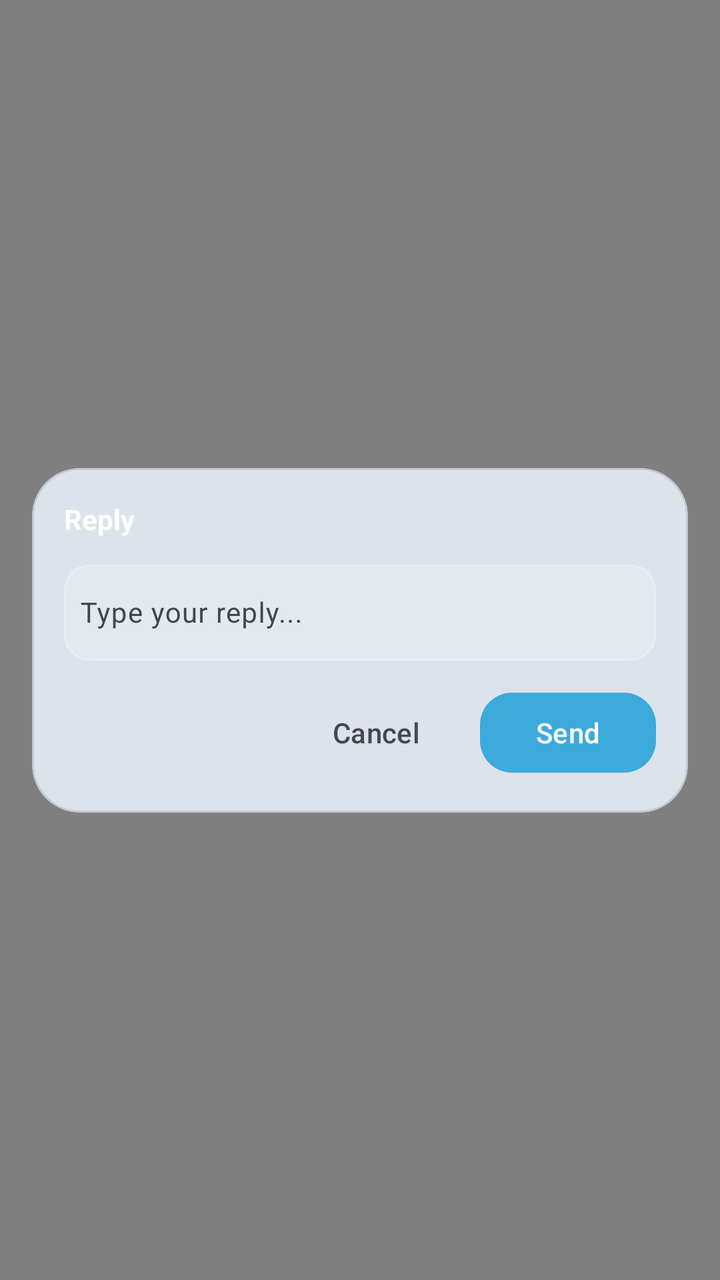
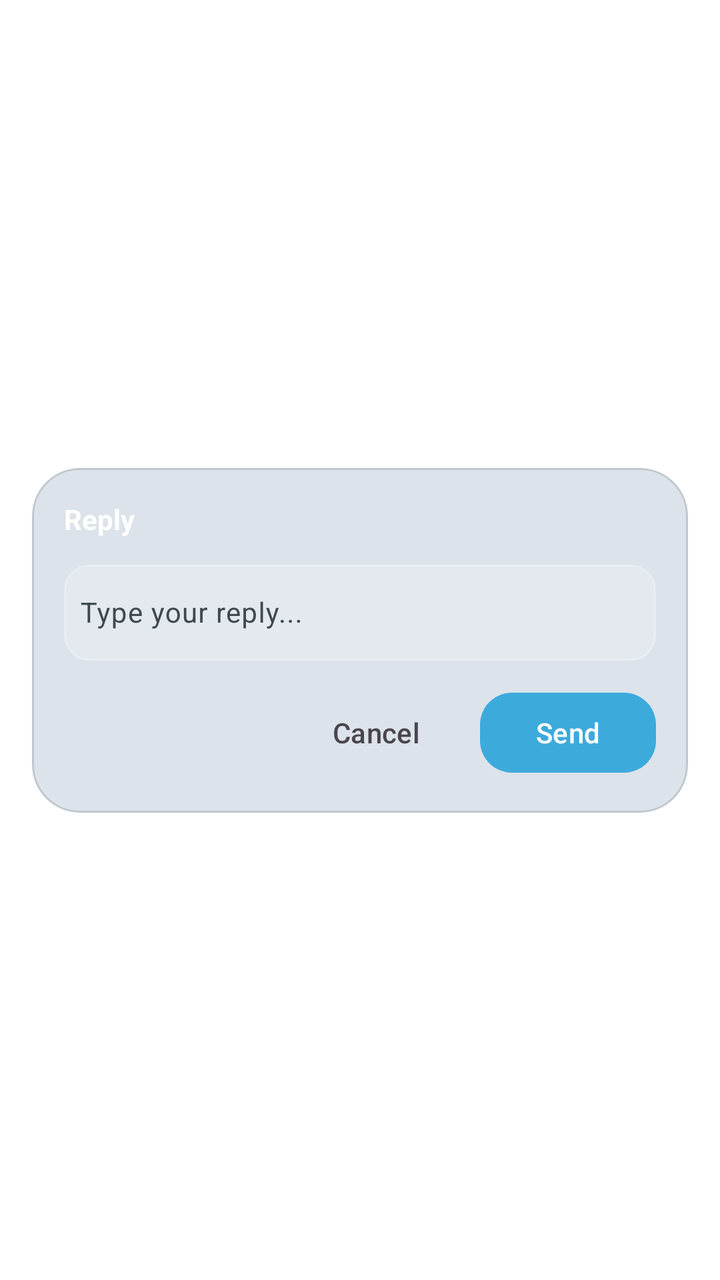

Screens rendered from an Android XML layout before and after an edit, with the pre-edit source and the edit as a unified diff.
<!-- AndroidManifest.xml: activity theme Theme.Smartwatch.Translucent -->
<!-- res/layout/activity_reply_dialog.xml -->
<?xml version="1.0" encoding="utf-8"?>
<androidx.constraintlayout.widget.ConstraintLayout
    xmlns:android="http://schemas.android.com/apk/res/android"
    xmlns:app="http://schemas.android.com/apk/res-auto"
    android:id="@+id/reply_root"
    android:layout_width="match_parent"
    android:layout_height="match_parent"
    android:background="#80000000">

    <com.google.android.material.card.MaterialCardView
        android:id="@+id/cardReply"
        android:layout_width="match_parent"
        android:layout_height="wrap_content"
        android:layout_margin="16dp"
        app:cardCornerRadius="24dp"
        app:cardBackgroundColor="?attr/colorSurfaceContainerHighest"
        app:layout_constraintBottom_toBottomOf="parent"
        app:layout_constraintTop_toTopOf="parent">

        <LinearLayout
            android:layout_width="match_parent"
            android:layout_height="wrap_content"
            android:orientation="vertical"
            android:padding="16dp">

            <TextView
                android:id="@+id/tvReplyTitle"
                android:layout_width="wrap_content"
                android:layout_height="wrap_content"
                android:text="@string/reply_label"
                android:textColor="@color/white"
                android:textSize="14sp"
                android:textStyle="bold"
                android:layout_marginBottom="8dp"/>

            <com.google.android.material.textfield.TextInputLayout
                android:layout_width="match_parent"
                android:layout_height="wrap_content"
                android:hint="@string/di_reply_hint">

                <com.google.android.material.textfield.TextInputEditText
                    android:id="@+id/etReply"
                    android:layout_width="match_parent"
                    android:layout_height="wrap_content"
                    android:minHeight="48dp"
                    android:background="@drawable/bg_reply_input"
                    android:textColor="@color/white"
                    android:textSize="14sp"
                    android:padding="8dp"
                    android:textColorHint="#80FFFFFF"
                    android:inputType="textShortMessage|textAutoCorrect"/>
            </com.google.android.material.textfield.TextInputLayout>

            <LinearLayout
                android:layout_width="match_parent"
                android:layout_height="wrap_content"
                android:orientation="horizontal"
                android:gravity="end"
                android:layout_marginTop="12dp">

                <com.google.android.material.button.MaterialButton
                    android:id="@+id/btnCancel"
                    style="@style/Widget.Material3.Button.TextButton"
                    android:layout_width="wrap_content"
                    android:layout_height="wrap_content"
                    android:text="@string/di_cancel"
                    android:textColor="?android:attr/textColorSecondary"/>

                <com.google.android.material.button.MaterialButton
                    android:id="@+id/btnSend"
                    android:layout_width="wrap_content"
                    android:layout_height="wrap_content"
                    android:text="@string/di_send"
                    android:layout_marginStart="8dp"
                    app:cornerRadius="16dp"/>
            </LinearLayout>
        </LinearLayout>
    </com.google.android.material.card.MaterialCardView>

</androidx.constraintlayout.widget.ConstraintLayout>
<!-- resources referenced by this layout -->
<resources>
  <color name="white">#FFFFFFFF</color>
  <!-- drawable bg_reply_input (drawable) -->
  <?xml version="1.0" encoding="utf-8"?>
  <shape xmlns:android="http://schemas.android.com/apk/res/android">
      <solid android:color="#33FFFFFF"/>
      <corners android:radius="12dp"/>
      <stroke android:width="1dp" android:color="#4DFFFFFF"/>
  </shape>
  <string name="di_cancel">Cancel</string>
  <string name="di_reply_hint">Type your reply...</string>
  <string name="di_send">Send</string>
  <string name="reply_label">Reply</string>
  <style name="Theme.Smartwatch.Translucent" parent="Theme.Smartwatch">
          <item name="android:windowBackground">@android:color/transparent</item>
          <item name="android:windowIsTranslucent">true</item>
          <item name="android:windowContentOverlay">@null</item>
          <item name="android:windowNoTitle">true</item>
          <item name="android:windowIsFloating">false</item>
          <item name="android:backgroundDimEnabled">true</item>
      </style>
  <style name="Theme.Smartwatch" parent="Theme.Material3.DayNight.NoActionBar">
          
          <item name="colorPrimary">#3DAADC</item>
          <item name="colorOnPrimary">#FFFFFF</item>
          <item name="colorPrimaryContainer">#D0EEFA</item>
          <item name="colorOnPrimaryContainer">#003549</item>
  
          
          <item name="colorSecondary">#DC3D3D</item>
          <item name="colorOnSecondary">#FFFFFF</item>
          <item name="colorSecondaryContainer">#FFDAD6</item>
          <item name="colorOnSecondaryContainer">#410002</item>
  
          
          <item name="colorTertiary">#22CC88</item>
          <item name="colorOnTertiary">#FFFFFF</item>
          <item name="colorTertiaryContainer">#B8F5DA</item>
          <item name="colorOnTertiaryContainer">#002116</item>
  
          
          <item name="colorSurface">#F5F8FC</item>
          <item name="colorOnSurface">#181C20</item>
          <item name="colorSurfaceVariant">#DCE4EC</item>
          <item name="colorOnSurfaceVariant">#40484F</item>
          <item name="colorSurfaceContainer">#E8EEF5</item>
          <item name="colorSurfaceContainerHigh">#E2E8EF</item>
          <item name="colorSurfaceContainerHighest">#DCE3EA</item>
  
          
          <item name="colorOutline">#70787F</item>
          <item name="colorOutlineVariant">#C0C8CF</item>
  
          
          <item name="colorError">#BA1A1A</item>
          <item name="colorOnError">#FFFFFF</item>
          <item name="colorErrorContainer">#FFDAD6</item>
          <item name="colorOnErrorContainer">#410002</item>
  
          
          <item name="android:navigationBarColor">@android:color/transparent</item>
          <item name="android:statusBarColor">@android:color/transparent</item>
          <item name="android:windowLightStatusBar">true</item>
  
          
          <item name="shapeAppearanceSmallComponent">@style/Shape.Small</item>
          <item name="shapeAppearanceMediumComponent">@style/Shape.Medium</item>
          <item name="shapeAppearanceLargeComponent">@style/Shape.Large</item>
      </style>
  <style name="Shape.Small" parent="ShapeAppearance.Material3.SmallComponent">
          <item name="cornerSize">10dp</item>
      </style>
  <style name="Shape.Medium" parent="ShapeAppearance.Material3.MediumComponent">
          <item name="cornerSize">16dp</item>
      </style>
  <style name="Shape.Large" parent="ShapeAppearance.Material3.LargeComponent">
          <item name="cornerSize">24dp</item>
      </style>
</resources>

<!-- the commit's change to res/layout/activity_reply_dialog.xml (unified diff, before → after) -->
@@ -5,7 +5,7 @@
     android:id="@+id/reply_root"
     android:layout_width="match_parent"
     android:layout_height="match_parent"
-    android:background="#80000000">
+    android:background="@android:color/transparent">
 
     <com.google.android.material.card.MaterialCardView
         android:id="@+id/cardReply"
